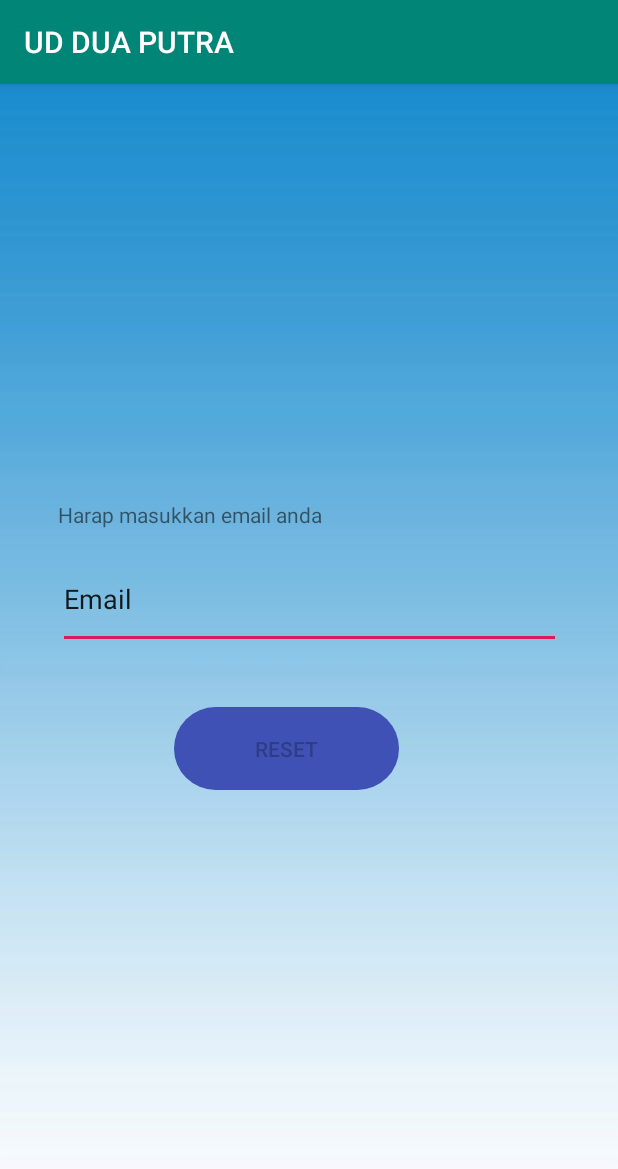
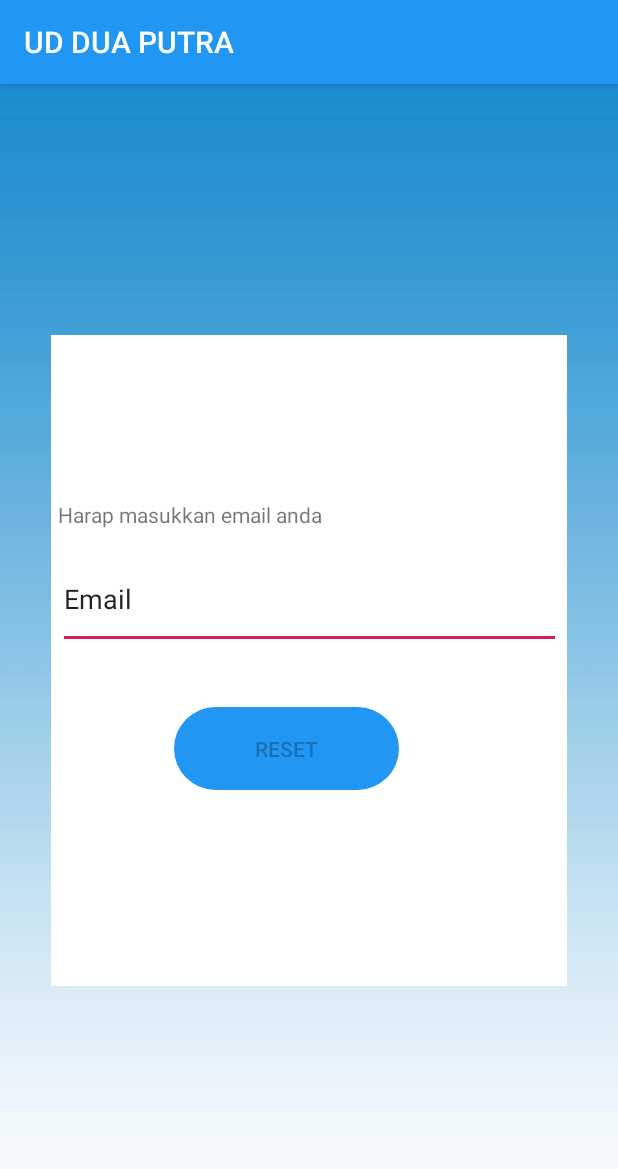
Before and after one commit to finkystudent/UD_DUA_PUTRA, an Android app: the reset_password screen opened directly, with no data from a screen before it, on a phone screen of 412 x 824 dp. Shown: the top 1169 px of the screen. Run offline under Robolectric (Android 15) with nearby library versions, the light colour scheme and no system bars.

Commit message:
membuat frame layout pada reset_password

```diff
--- a/app/src/main/res/drawable/custom_button.xml
+++ b/app/src/main/res/drawable/custom_button.xml
@@ -11,5 +11,5 @@
         android:height="55dp"
         android:width="150dp"/>
     <solid
-        android:color="#3F51B5"/>
+        android:color="#2196F3"/>
 </shape>
--- a/app/src/main/res/layout/activity_reset_password.xml
+++ b/app/src/main/res/layout/activity_reset_password.xml
@@ -6,6 +6,17 @@
     android:layout_height="match_parent"
     android:background="@drawable/background1"
     tools:context=".reset_password">
+
+    <ImageView
+        android:layout_width="344dp"
+        android:layout_height="434dp"
+        android:layout_gravity="center"
+        android:background="@color/white"
+        app:layout_constraintBottom_toBottomOf="parent"
+        app:layout_constraintEnd_toEndOf="parent"
+        app:layout_constraintStart_toStartOf="parent"
+        app:layout_constraintTop_toTopOf="parent"
+        tools:ignore="MissingConstraints" />
 
     <EditText
         android:id="@+id/editText5"
--- a/app/src/main/res/values/colors.xml
+++ b/app/src/main/res/values/colors.xml
@@ -1,6 +1,6 @@
 <?xml version="1.0" encoding="utf-8"?>
 <resources>
-    <color name="colorPrimary">#008577</color>
+    <color name="colorPrimary">#2196F3</color>
     <color name="colorPrimaryDark">#00574B</color>
     <color name="colorAccent">#D81B60</color>
 
@@ -11,4 +11,5 @@
     <color name="blue_500">#2196f3</color>
     <color name="cyan_500">#00bcd4</color>
     <color name="light_blue_500">#03a9f4</color>
+    <color name="white">#ffffff</color>
 </resources>
```
